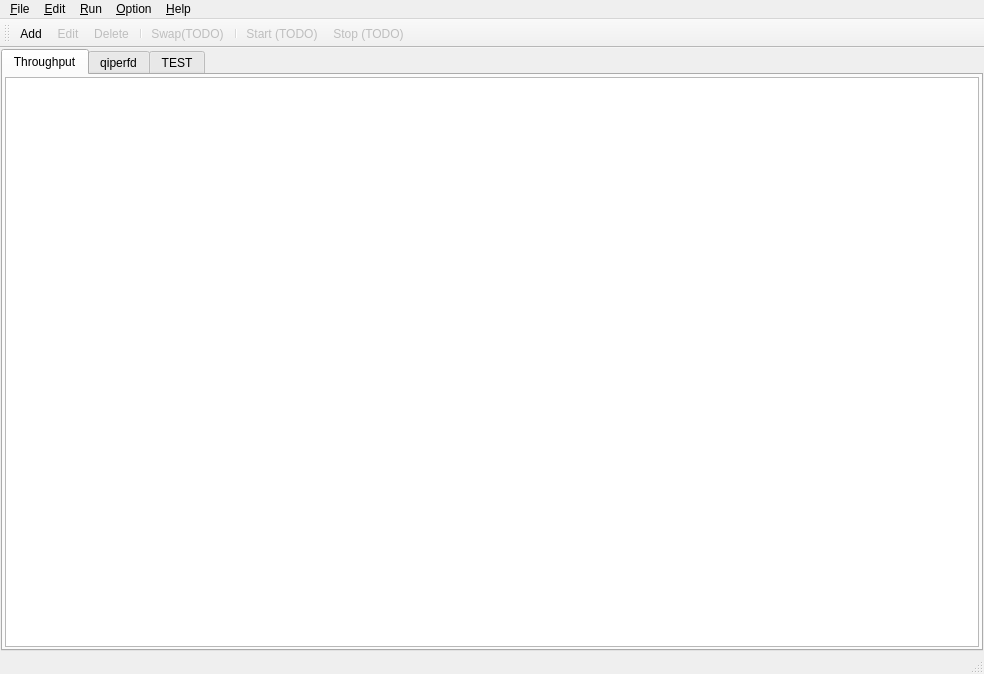
This is qiperfc/src/qiperfc.ui in coolshou/qiperf as Qt 5 draws it before an edit. The edited form follows.
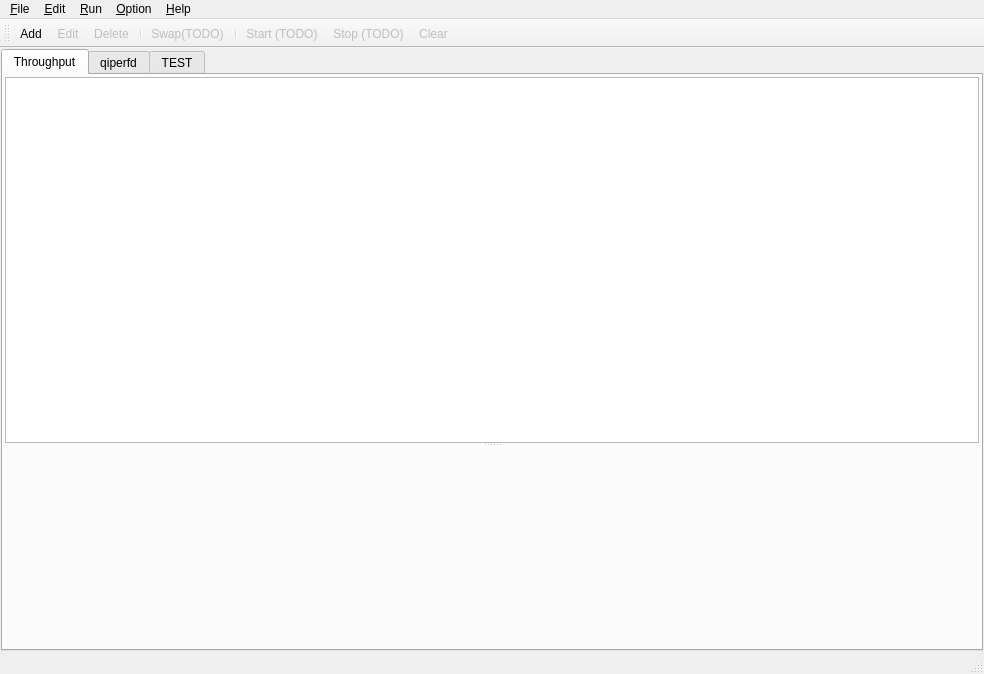
This is the edited form. Icons and pictures are not drawn.

Commit message: add class TPPlot

What changed in the file:
```diff
--- a/qiperfc/src/qiperfc.ui
+++ b/qiperfc/src/qiperfc.ui
@@ -78,6 +78,19 @@
             <enum>QAbstractScrollArea::AdjustToContents</enum>
            </property>
           </widget>
+          <widget class="QWidget" name="widget_console" native="true">
+           <property name="minimumSize">
+            <size>
+             <width>0</width>
+             <height>200</height>
+            </size>
+           </property>
+           <layout class="QHBoxLayout" name="horizontalLayout_2">
+            <item>
+             <layout class="QHBoxLayout" name="hl_console"/>
+            </item>
+           </layout>
+          </widget>
          </widget>
         </item>
        </layout>
@@ -253,6 +266,7 @@
    <addaction name="separator"/>
    <addaction name="actionStart"/>
    <addaction name="actionStop"/>
+   <addaction name="actionClear"/>
   </widget>
   <action name="actionOpen">
    <property name="icon">
@@ -435,6 +449,18 @@
     <string>Save as PDF(TODO)</string>
    </property>
   </action>
+  <action name="actionClear">
+   <property name="enabled">
+    <bool>false</bool>
+   </property>
+   <property name="icon">
+    <iconset resource="../../qiperf.qrc">
+     <normaloff>:/clear</normaloff>:/clear</iconset>
+   </property>
+   <property name="text">
+    <string>Clear</string>
+   </property>
+  </action>
  </widget>
  <resources>
   <include location="../../qiperf.qrc"/>
```
Left out of the diff: 1 changed line with no effect on the pictures. The commit also changes 7 other files.
